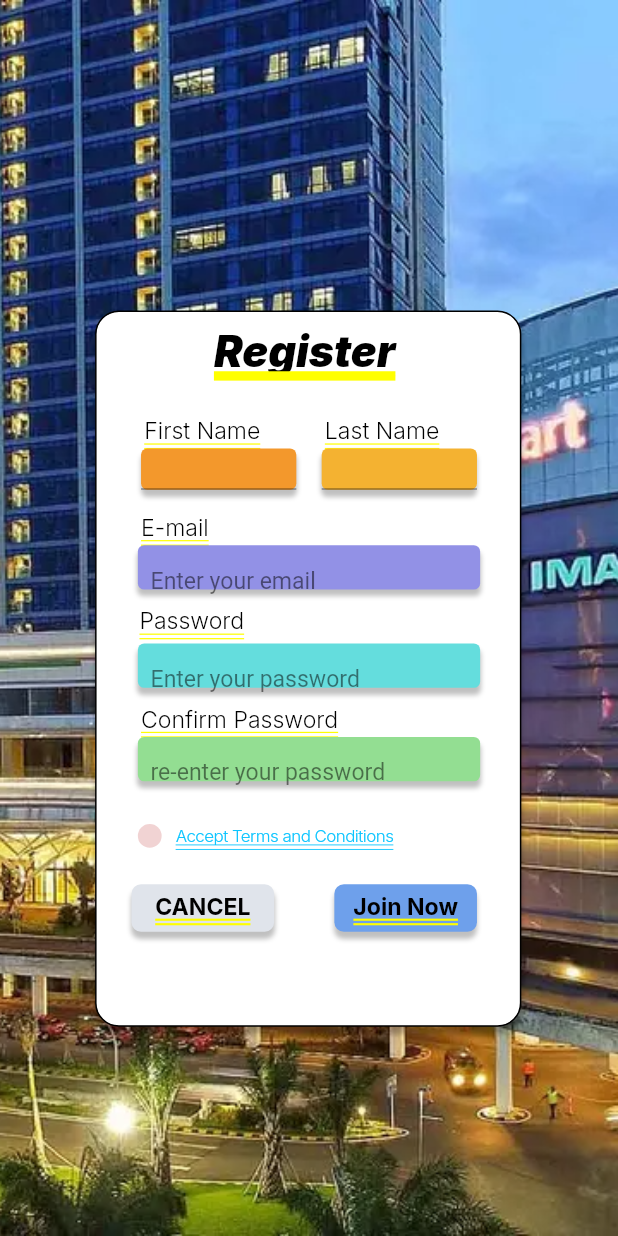
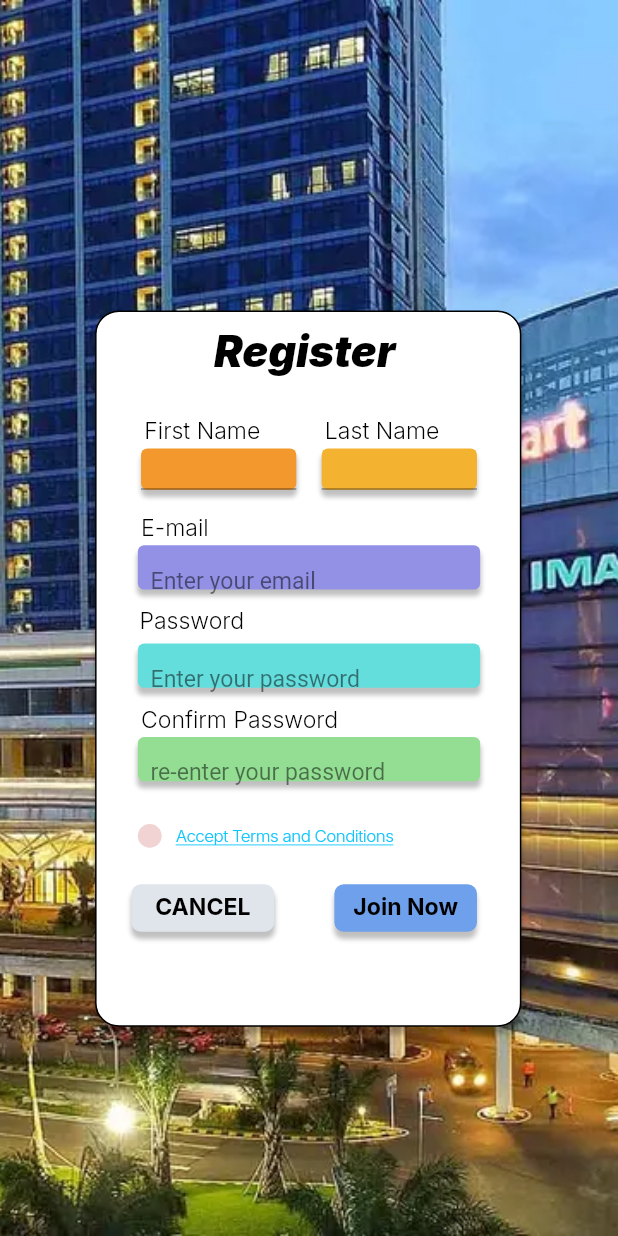
Before and after one commit to NathhKenn/Mall-Loyalty-Member, a Flutter app: the screen it shows after launch, after a tap on "Join Now!", on a phone screen of 412 x 824 dp. Run offline on Flutter 3.47's test engine with Material 2 defaults, Android fonts, the phone set to English and light mode, and no system bars; our stand-ins replace google_fonts.

Commit message:
register fixed

```diff
--- a/lib/login-page/register.dart
+++ b/lib/login-page/register.dart
@@ -9,8 +9,9 @@
     double baseWidth = 390;
     double fem = MediaQuery.of(context).size.width / baseWidth;
     double ffem = fem * 0.97;
-    return SizedBox(
-      width: double.infinity,
+    return Scaffold(
+      body : SizedBox(
+        width: double.infinity,
       child: Container(
         // registertnD (3:80)
         width: double.infinity,
@@ -503,6 +504,8 @@
           ],
         ),
       ),
+      )
+
           );
   }
 }
```
